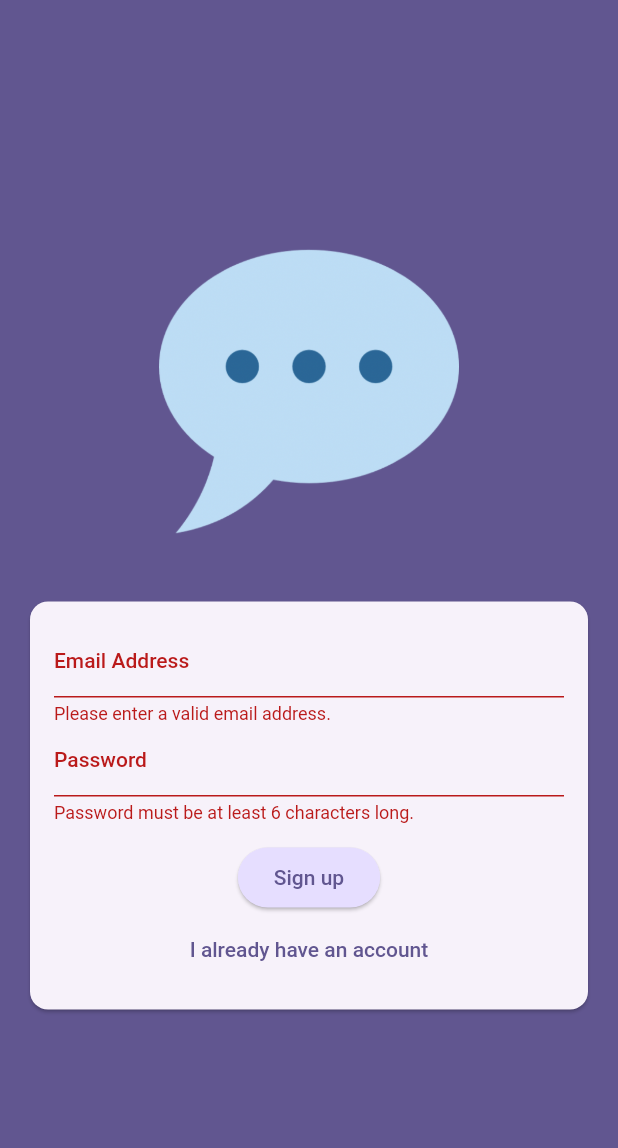
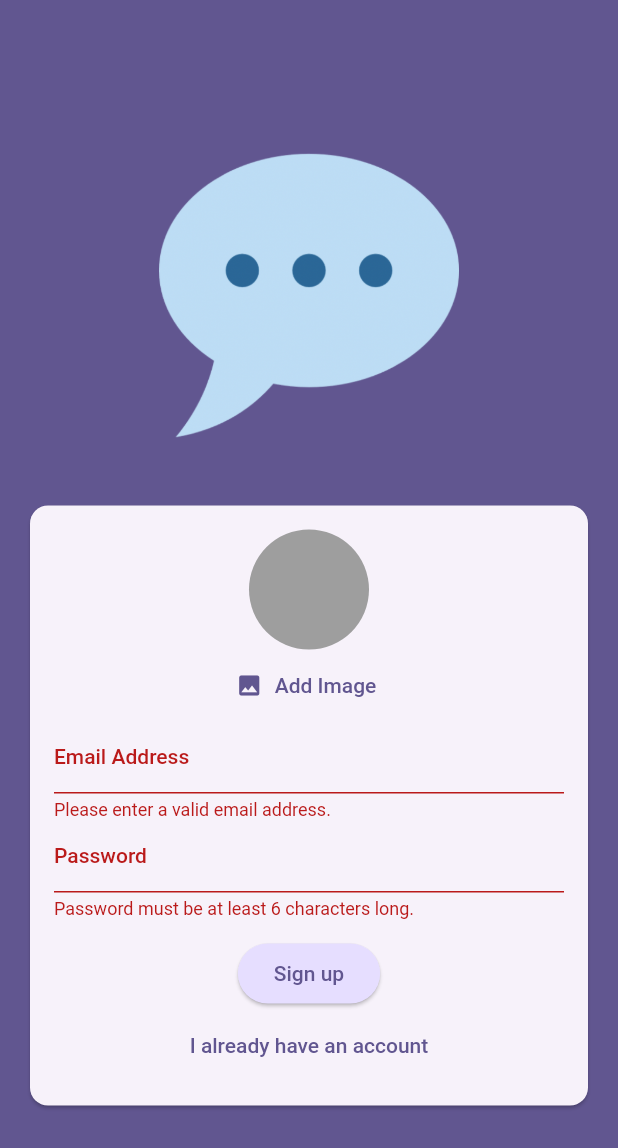
Before and after one commit to kursat-ozturk/chat_app, a Flutter app: the screen it shows after launch, after a tap on "Login", after a tap on "Create an account", on a phone screen of 412 x 824 dp. Shown: the top 1148 px of the screen. Run offline on Flutter 3.47's test engine with Material 2 defaults, Android fonts, the phone set to English and light mode, and no system bars; our stand-ins replace firebase_auth, firebase_core, firebase_storage, image_picker; accounts and stored records are empty.

Commit message:
used image picker & upload to firebase

```diff
--- a/lib/screens/auth.dart
+++ b/lib/screens/auth.dart
@@ -1,3 +1,7 @@
+import 'dart:io';
+
+import 'package:chat_app/widgets/user_image_picker.dart';
+import 'package:firebase_storage/firebase_storage.dart';
 import 'package:flutter/material.dart';
 import 'package:firebase_auth/firebase_auth.dart';
 
@@ -16,11 +20,12 @@ class _AuthScreenState extends State<AuthScreen> {
   var _isLogin = true;
   var _enteredEmail = '';
   var _enteredPassword = '';
+  File? _selectedImage;
 
   void _submit() async {
     final isValid = _form.currentState!.validate();
 
-    if (!isValid) {
+    if (!isValid || !_isLogin && _selectedImage == null) {
       return;
     }
 
@@ -33,6 +38,15 @@ class _AuthScreenState extends State<AuthScreen> {
       } else {
         final userCredentials = await _firebase.createUserWithEmailAndPassword(
             email: _enteredEmail, password: _enteredPassword);
+
+        final storageRef = FirebaseStorage.instance
+            .ref()
+            .child('user_images')
+            .child('${userCredentials.user!.uid}.jpg');
+
+        await storageRef.putFile(_selectedImage!);
+        final imageUrl = await storageRef.getDownloadURL();
+        print(imageUrl);
       }
     } on FirebaseAuthException catch (error) {
       if (error.code == 'email-already-in use') {
@@ -76,6 +90,12 @@ class _AuthScreenState extends State<AuthScreen> {
                       child: Column(
                         mainAxisSize: MainAxisSize.min,
                         children: [
+                          if (!_isLogin)
+                            UserImagePicker(
+                              onPickImage: (pickedImage) {
+                                _selectedImage = pickedImage;
+                              },
+                            ),
                           TextFormField(
                             decoration: const InputDecoration(
                               labelText: 'Email Address',
--- /dev/null
+++ b/lib/widgets/user_image_picker.dart
@@ -0,0 +1,62 @@
+import 'dart:io';
+
+import 'package:flutter/material.dart';
+import 'package:image_picker/image_picker.dart';
+
+class UserImagePicker extends StatefulWidget {
+  const UserImagePicker({
+    super.key,
+    required this.onPickImage,
+  });
+
+  final void Function(File pickedImage) onPickImage;
+
+  @override
+  State<UserImagePicker> createState() => _UserImagePickerState();
+}
+
+class _UserImagePickerState extends State<UserImagePicker> {
+  File? _pickedImageFile;
+
+  void _pickImage() async {
+    final pickedImage = await ImagePicker().pickImage(
+      source: ImageSource.camera,
+      imageQuality: 50,
+      maxWidth: 150,
+    );
+
+    if (pickedImage == null) {
+      return;
+    }
+
+    setState(() {
+      _pickedImageFile = File(pickedImage.path);
+    });
+
+    widget.onPickImage(_pickedImageFile!);
+  }
+
+  @override
+  Widget build(BuildContext context) {
+    return Column(
+      children: [
+        CircleAvatar(
+          radius: 40,
+          backgroundColor: Colors.grey,
+          foregroundImage:
+              _pickedImageFile != null ? FileImage(_pickedImageFile!) : null,
+        ),
+        TextButton.icon(
+          onPressed: _pickImage,
+          icon: const Icon(Icons.image),
+          label: Text(
+            'Add Image',
+            style: TextStyle(
+              color: Theme.of(context).colorScheme.primary,
+            ),
+          ),
+        ),
+      ],
+    );
+  }
+}
--- a/pubspec.yaml
+++ b/pubspec.yaml
@@ -38,6 +38,8 @@ dependencies:
   flutterfire_cli: ^0.2.7
   firebase_core: ^2.15.1
   firebase_auth: ^4.9.0
+  firebase_storage: ^11.2.6
+  image_picker: ^1.0.4
 
 dev_dependencies:
   flutter_test:
```
Also changed, not shown: pubspec.lock, 5 other files.
